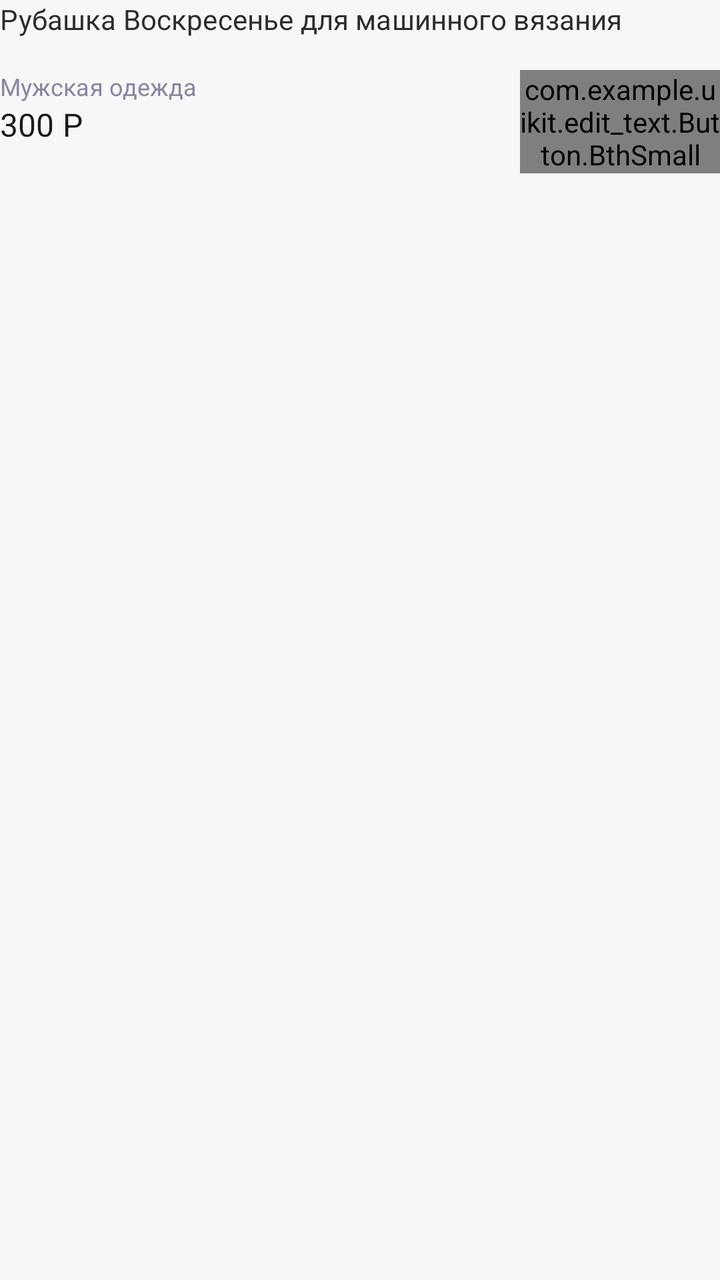
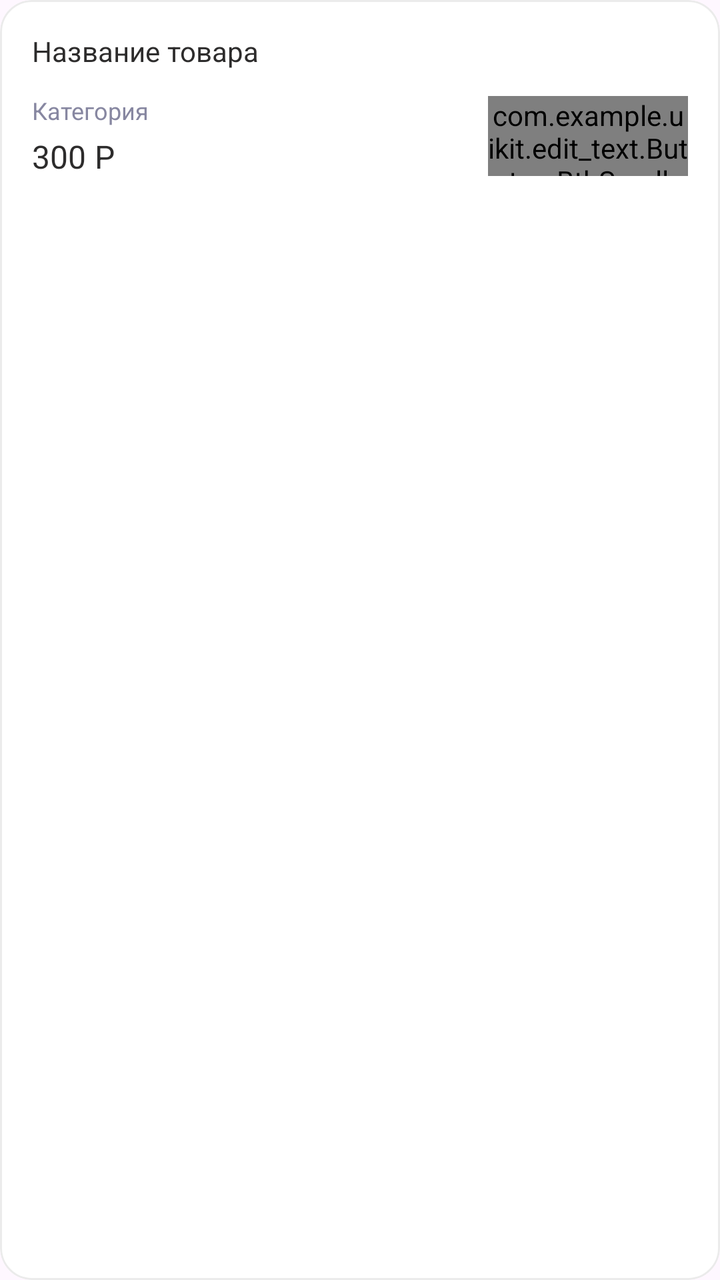

Compare the two renders of this Android layout. The source of the first and the diff that turns it into the second are given below.
<!-- AndroidManifest.xml: another module's application theme Theme.Podgotowka -->
<!-- res/layout/card_primary.xml -->
<?xml version="1.0" encoding="utf-8"?>
<LinearLayout xmlns:android="http://schemas.android.com/apk/res/android"
    android:layout_width="match_parent"
    android:layout_height="wrap_content"
    android:orientation="vertical"
    android:background="@color/white"
    android:clipToOutline="true">

    <TextView
        android:id="@+id/tvName"
        android:layout_width="match_parent"
        android:layout_height="wrap_content"
        style="@style/Typography.Matule.Headline.Medium"
        android:textColor="@color/black"
        android:text="Рубашка Воскресенье для машинного вязания"/>

    <LinearLayout
        android:layout_width="match_parent"
        android:layout_height="wrap_content"
        android:layout_marginTop="16dp"
        android:orientation="horizontal">

        <LinearLayout
            android:layout_width="match_parent"
            android:layout_height="wrap_content"
            android:orientation="vertical"
            android:layout_weight="1">

            <TextView
                android:id="@+id/tvCategory"
                android:layout_width="wrap_content"
                android:layout_height="wrap_content"
                style="@style/Typography.Matule.Caption.Semibold"
                android:textColor="@color/diskripchn"
                android:text="Мужская одежда"/>

            <TextView
                android:insetTop="0dp"
                android:insetBottom="0dp"
                android:layout_width="match_parent"
                android:id="@+id/tvPrice"
                style="@style/Typography.Matule.Title3.Semibold"
                android:layout_height="wrap_content"
                android:text="300 Р"/>
        </LinearLayout>


        <com.example.uikit.edit_text.Button.BthSmall
            android:id="@+id/bthSmall"
            android:layout_width="100dp"
            android:layout_height="wrap_content"/>
    </LinearLayout>

</LinearLayout>
<!-- resources referenced by this layout -->
<resources>
  <color name="black">#2D2C2C</color>
  <color name="diskripchn">#8787a1</color>
  <color name="white">#F7F7F7</color>
  <style name="Typography.Matule.Caption.Semibold" parent="TextAppearance.Material3.BodySmall">
          <item name="fontFamily">@font/roboto_medium</item>
          <item name="android:textSize">12sp</item>
          <item name="lineHeight">16dp</item>
          <item name="android:letterSpacing">0.0038</item>
      </style>
  <style name="Typography.Matule.Headline.Medium" parent="TextAppearance.Material3.BodyLarge">
          <item name="fontFamily">@font/roboto_medium</item>
          <item name="android:textSize">14sp</item>
          <item name="lineHeight">20dp</item>
          <item name="android:letterSpacing">0.0038</item>
      </style>
  <style name="Typography.Matule.Title3.Semibold" parent="TextAppearance.Material3.TitleSmall">
          <item name="fontFamily">@font/roboto_medium</item>
          <item name="android:textSize">16sp</item>
          <item name="lineHeight">24dp</item>
          <item name="android:letterSpacing">0.0038</item>
      </style>
  <style name="Theme.Podgotowka" parent="Theme.Material3.DayNight.NoActionBar">
          
          <item name="colorPrimary">@color/accent</item>
          <item name="colorOnPrimary">@color/white</item>
  
          
          <item name="colorSecondary">@color/accent_inactive</item>
          <item name="colorOnSecondary">@color/black</item>
  
          
          <item name="android:statusBarColor">@color/white</item>
          <item name="android:windowLightStatusBar">true</item>
      </style>
  <color name="accent">#2074F2</color>
  <color name="accent_inactive">#C5D2FF</color>
</resources>

<!-- the commit's change to res/layout/card_primary.xml (unified diff, before → after) -->
@@ -1,54 +1,71 @@
 <?xml version="1.0" encoding="utf-8"?>
-<LinearLayout xmlns:android="http://schemas.android.com/apk/res/android"
+<com.google.android.material.card.MaterialCardView
+    xmlns:android="http://schemas.android.com/apk/res/android"
+    xmlns:app="http://schemas.android.com/apk/res-auto"
+    android:id="@+id/card_root"
     android:layout_width="match_parent"
     android:layout_height="wrap_content"
-    android:orientation="vertical"
-    android:background="@color/white"
-    android:clipToOutline="true">
-
-    <TextView
-        android:id="@+id/tvName"
-        android:layout_width="match_parent"
-        android:layout_height="wrap_content"
-        style="@style/Typography.Matule.Headline.Medium"
-        android:textColor="@color/black"
-        android:text="Рубашка Воскресенье для машинного вязания"/>
+    android:layout_marginHorizontal="16dp"
+    android:layout_marginVertical="6dp"
+    app:cardCornerRadius="16dp"
+    app:cardElevation="0dp"
+    app:strokeWidth="1dp"
+    app:strokeColor="#EBEBEB"
+    app:cardBackgroundColor="@android:color/white">
 
     <LinearLayout
         android:layout_width="match_parent"
         android:layout_height="wrap_content"
-        android:layout_marginTop="16dp"
-        android:orientation="horizontal">
+        android:orientation="vertical"
+        android:padding="16dp">
+
+        <TextView
+            android:id="@+id/tvName"
+            android:layout_width="match_parent"
+            android:layout_height="wrap_content"
+            style="@style/Typography.Matule.Headline.Medium"
+            android:text="Название товара"
+            android:textColor="@color/black"
+            android:maxLines="2"
+            android:ellipsize="end"/>
 
         <LinearLayout
             android:layout_width="match_parent"
             android:layout_height="wrap_content"
-            android:orientation="vertical"
-            android:layout_weight="1">
+            android:layout_marginTop="12dp"
+            android:gravity="center_vertical"
+            android:orientation="horizontal">
 
-            <TextView
-                android:id="@+id/tvCategory"
-                android:layout_width="wrap_content"
+            <LinearLayout
+                android:layout_width="0dp"
                 android:layout_height="wrap_content"
-                style="@style/Typography.Matule.Caption.Semibold"
-                android:textColor="@color/diskripchn"
-                android:text="Мужская одежда"/>
+                android:orientation="vertical"
+                android:layout_weight="1">
 
-            <TextView
-                android:insetTop="0dp"
-                android:insetBottom="0dp"
-                android:layout_width="match_parent"
-                android:id="@+id/tvPrice"
-                style="@style/Typography.Matule.Title3.Semibold"
-                android:layout_height="wrap_content"
-                android:text="300 Р"/>
+                <TextView
+                    android:id="@+id/tvCategory"
+                    android:layout_width="wrap_content"
+                    android:layout_height="wrap_content"
+                    style="@style/Typography.Matule.Caption.Semibold"
+                    android:text="Категория"
+                    android:textColor="@color/diskripchn"/>
+
+                <TextView
+                    android:id="@+id/tvPrice"
+                    android:layout_width="wrap_content"
+                    android:layout_height="wrap_content"
+                    android:layout_marginTop="4dp"
+                    style="@style/Typography.Matule.Title3.Semibold"
+                    android:text="300 Р"
+                    android:textColor="@color/black"/>
+            </LinearLayout>
+
+            <com.example.uikit.edit_text.Button.BthSmall
+                android:id="@+id/bthSmall"
+                android:layout_width="100dp"
+                android:layout_height="40dp"/>
         </LinearLayout>
 
-
-        <com.example.uikit.edit_text.Button.BthSmall
-            android:id="@+id/bthSmall"
-            android:layout_width="100dp"
-            android:layout_height="wrap_content"/>
     </LinearLayout>
 
-</LinearLayout>
+</com.google.android.material.card.MaterialCardView>
